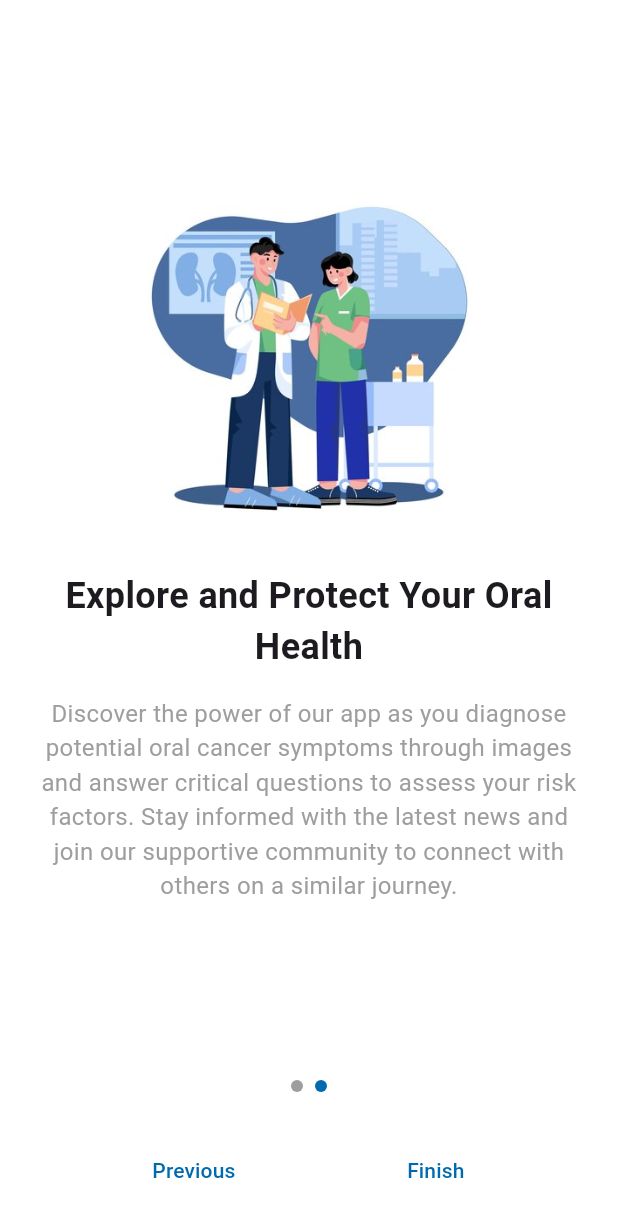
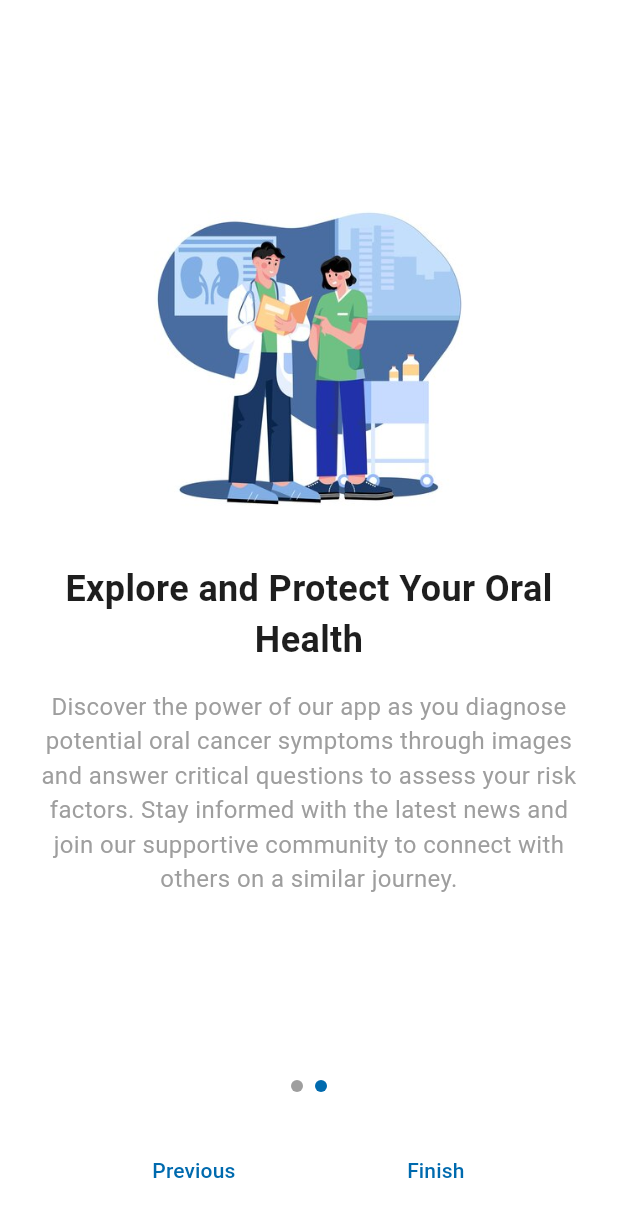
Before and after one commit to khaled365-code/oral_cancer_detection_app, a Flutter app: the OnboardingScreen screen opened by its route, after a tap on "Next", on a phone screen of 412 x 824 dp. Shown: the top 1217 px of the screen. Run offline on Flutter 3.47's test engine with Material 3 defaults, Android fonts, the phone set to English and light mode, and no system bars; our stand-ins replace cached_network_image, dio, font_awesome_flutter, lottie, pinput.

Commit message:
appying text styles to onboarding and diagnosis features

```diff
--- a/lib/core/utilis/app_colors.dart
+++ b/lib/core/utilis/app_colors.dart
@@ -6,6 +6,7 @@ class AppColors
 {
    static const Color primary=Color(0xff006aae);
    static const Color black=Color(0xff1E1E1E);
+   static const Color semiBlack=Colors.black54;
    static const Color white=Color(0xffFFFFFF);
    static const Color grey=Color(0xff9A9A9D);
    static const Color red=Color(0xffFA4A0C);
--- a/lib/features/profile/presentation/components/my_drawer_header.dart
+++ b/lib/features/profile/presentation/components/my_drawer_header.dart
@@ -39,7 +39,7 @@ class MyDrawerHeader extends StatelessWidget {
             ),
             Text(
               S.of(context).khaledemail,
-              style: AppTextStyles.font14,
+              style: AppTextStyles.font14.copyWith(color: AppColors.white),
             ),
           ],
         ),
--- a/lib/features/splash/presentation/views/componants/onboarding_component.dart
+++ b/lib/features/splash/presentation/views/componants/onboarding_component.dart
@@ -1,4 +1,5 @@
 import 'package:flutter/material.dart';
+import 'package:graduation_project/core/utilis/app_text_styles.dart';
 
 
 class OnboardingPage extends StatelessWidget {
@@ -20,24 +21,17 @@ class OnboardingPage extends StatelessWidget {
       child: Column(
         mainAxisAlignment: MainAxisAlignment.center,
         children: [
-          Image.asset(imagePath),
+          Image.asset(imagePath,width: 350,),
           const SizedBox(height: 20),
           Text( textAlign: TextAlign.center,
-
             title,
-            style: const TextStyle(
-              fontSize: 24,
-              fontWeight: FontWeight.bold,
-            ),
+            style:AppTextStyles.font24
           ),
           const SizedBox(height: 16),
           Text(
             description,
             textAlign: TextAlign.center,
-            style: const TextStyle(
-              fontSize: 16,
-              color: Colors.grey,
-            ),
+            style: AppTextStyles.font16.copyWith(color: Colors.grey)
           ),
         ],
       ),
--- /dev/null
+++ b/lib/features/splash/presentation/views/componants/pageview_component.dart
@@ -0,0 +1,116 @@
+import 'package:flutter/cupertino.dart';
+import 'package:flutter/material.dart';
+
+import '../../../../../core/routes/app_routes.dart';
+import '../../../../../core/utilis/app_assets.dart';
+import '../../../../../core/utilis/app_colors.dart';
+import '../../../../../core/utilis/commons.dart';
+import 'onboarding_component.dart';
+
+class PageViewOnBoarding extends StatefulWidget {
+  const PageViewOnBoarding({Key? key}) : super(key: key);
+
+  @override
+  State<PageViewOnBoarding> createState() => _PageViewOnBoardingState();
+}
+
+class _PageViewOnBoardingState extends State<PageViewOnBoarding> {
+  final PageController pageController = PageController(initialPage: 0);
+  int currentPage = 0;
+
+  final List<Widget> pages = [
+    const OnboardingPage(
+      title: 'Welcome to Oral Cancer Detection App',
+      description: 'Begin your journey towards early detection and prevention of oral cancer with our advanced image-based diagnosis system.',
+      imagePath: AppAssets.onBoard1,
+    ),
+    const OnboardingPage(
+      title: 'Explore and Protect Your Oral Health',
+      description: 'Discover the power of our app as you diagnose potential oral cancer symptoms through images and answer critical questions to assess your risk factors. Stay informed with the latest news and join our supportive community to connect with others on a similar journey.',
+      imagePath: AppAssets.onBoard2,
+    ),
+  ];
+  @override
+  void dispose() {
+    pageController.dispose();
+    super.dispose();
+  }
+  @override
+  Widget build(BuildContext context) {
+    return Column(
+      children: [
+        Expanded(
+          child: PageView.builder(
+            controller: pageController,
+            itemCount: pages.length,
+            onPageChanged: (int page) {
+              setState(() {
+                currentPage = page;
+              });
+            },
+            itemBuilder: (BuildContext context, int index) {
+              return pages[index];
+            },
+          ),
+        ),
+        buildPageIndicator(),
+        const SizedBox(height: 28),
+        buildNavigationButtons(),
+        const SizedBox(height: 20,)
+      ],
+    );
+  }
+  Widget buildPageIndicator() {
+    return Row(
+      mainAxisAlignment: MainAxisAlignment.center,
+      children: pages.map((Widget page) {
+        int pageIndex = pages.indexOf(page);
+        return Container(
+          width: 8,
+          height: 8,
+          margin: const EdgeInsets.symmetric(horizontal: 4),
+          decoration: BoxDecoration(
+            shape: BoxShape.circle,
+            color: pageIndex == currentPage ? AppColors.primary : Colors.grey,
+          ),
+        );
+      }).toList(),
+    );
+  }
+
+
+    Widget buildNavigationButtons() {
+    return Row(
+      mainAxisAlignment: MainAxisAlignment.spaceEvenly,
+      children: [
+        TextButton(
+          style: ButtonStyle(
+              foregroundColor: MaterialStateProperty.all(AppColors.primary)),
+          onPressed: () {
+            pageController.previousPage(
+              duration: const Duration(milliseconds: 300),
+              curve: Curves.easeInOut,
+            );
+          },
+          child: const Text('Previous'),
+        ),
+        TextButton(
+          style: ButtonStyle(
+              foregroundColor: MaterialStateProperty.all(AppColors.primary)),
+
+          onPressed: () {
+            if (currentPage == pages.length - 1) {
+              navigate(context: context, route: Routes.registerScreen);
+            } else {
+              pageController.nextPage(
+                duration: const Duration(milliseconds: 300),
+                curve: Curves.easeInOut,
+              );
+            }
+          },
+          child: Text(currentPage == pages.length - 1 ? 'Finish' : 'Next'),
+        ),
+      ],
+    );
+  }
+}
--- a/lib/features/splash/presentation/views/onboearding_screen.dart
+++ b/lib/features/splash/presentation/views/onboearding_screen.dart
@@ -1,124 +1,18 @@
 import 'package:flutter/cupertino.dart';
 import 'package:flutter/material.dart';
-import 'package:graduation_project/core/routes/app_routes.dart';
-import 'package:graduation_project/core/utilis/app_assets.dart';
-import 'package:graduation_project/core/utilis/commons.dart';
+import '../../../../core/utilis/app_colors.dart';
+import 'componants/pageview_component.dart';
 
-import '../../../../core/utilis/app_colors.dart';
-import 'componants/onboarding_component.dart';
-
-
-class OnboardingScreen extends StatefulWidget {
-  @override
-  OnboardingScreenState createState() => OnboardingScreenState();
-}
-
-class OnboardingScreenState extends State<OnboardingScreen> {
-
-  final PageController pageController = PageController(initialPage: 0);
-  int currentPage = 0;
-
-  final List<Widget> _pages = [
-    const OnboardingPage(
-      title: 'Welcome to Oral Cancer Detection App',
-      description: 'Begin your journey towards early detection and prevention of oral cancer with our advanced image-based diagnosis system.',
-      imagePath: AppAssets.onBoard1,
-    ),
-    const OnboardingPage(
-      title: 'Explore and Protect Your Oral Health',
-      description: 'Discover the power of our app as you diagnose potential oral cancer symptoms through images and answer critical questions to assess your risk factors. Stay informed with the latest news and join our supportive community to connect with others on a similar journey.',
-      imagePath: AppAssets.onBoard2,
-    ),
-  ];
-
-  @override
-  void dispose() {
-    pageController.dispose();
-    super.dispose();
-  }
-
+class OnboardingScreen extends StatelessWidget {
+   OnboardingScreen({super.key, });
   @override
   Widget build(BuildContext context) {
-    return Scaffold(
+    return const Scaffold(
       backgroundColor: AppColors.background,
       body: SafeArea(
-        child: Column(
-          children: [
-            Expanded(
-              child: PageView.builder(
-                controller: pageController,
-                itemCount: _pages.length,
-                onPageChanged: (int page) {
-                  setState(() {
-                    currentPage = page;
-                  });
-                },
-                itemBuilder: (BuildContext context, int index) {
-                  return _pages[index];
-                },
-              ),
-            ),
-
-            _buildPageIndicator(),
-            const SizedBox(height: 28),
-            _buildNavigationButtons(),
-            const SizedBox(height: 20,)
-          ],
-        ),
+        child: PageViewOnBoarding(),
       ),
     );
   }
 
-  Widget _buildPageIndicator() {
-    return Row(
-      mainAxisAlignment: MainAxisAlignment.center,
-      children: _pages.map((Widget page) {
-        int pageIndex = _pages.indexOf(page);
-        return Container(
-          width: 8,
-          height: 8,
-          margin: const EdgeInsets.symmetric(horizontal: 4),
-          decoration: BoxDecoration(
-            shape: BoxShape.circle,
-            color: pageIndex == currentPage ? AppColors.primary : Colors.grey,
-          ),
-        );
-      }).toList(),
-    );
-  }
-
-  Widget _buildNavigationButtons() {
-    return Row(
-      mainAxisAlignment: MainAxisAlignment.spaceEvenly,
-      children: [
-        TextButton(
-          style: ButtonStyle(
-              foregroundColor: MaterialStateProperty.all(AppColors.primary)),
-          onPressed: () {
-            pageController.previousPage(
-              duration: const Duration(milliseconds: 300),
-              curve: Curves.easeInOut,
-            );
-          },
-          child: const Text('Previous'),
-        ),
-        TextButton(
-          style: ButtonStyle(
-              foregroundColor: MaterialStateProperty.all(AppColors.primary)),
-
-          onPressed: () {
-            if (currentPage == _pages.length - 1) {
-              navigate(context: context, route: Routes.registerScreen);
-            } else {
-              pageController.nextPage(
-                duration: const Duration(milliseconds: 300),
-                curve: Curves.easeInOut,
-              );
-            }
-          },
-          child: Text(currentPage == _pages.length - 1 ? 'Finish' : 'Next'),
-        ),
-      ],
-    );
-  }
 }
```
Also changed, not shown: lib/core/widgets/custom_elevated_button.dart (+5 -4 lines), lib/features/auth/presentation/views/congratulation_view.dart (+8 -5 lines), lib/features/auth/presentation/views/reset_pass_screen.dart (+25 -27 lines), lib/features/auth/presentation/views/send_code_screen.dart (+14 -16 lines), lib/features/diagnosis/presentation/views/Radio_question_view.dart (+6 -5 lines), lib/features/diagnosis/presentation/views/result_view.dart (+10 -10 lines), lib/features/diagnosis/presentation/views/text_question_view.dart (+5 -4 lines), lib/features/home/presentation/views/componants/news_card.dart (+5 -3 lines), lib/features/home/presentation/views/home_screen.dart (+10 -10 lines).
